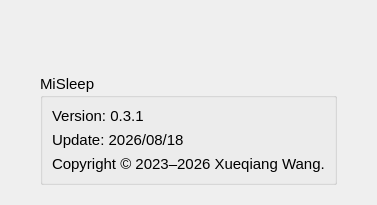
Qt form src/misleep/gui/uis/about.ui (BryanWang0702/MiSleep) before a commit.
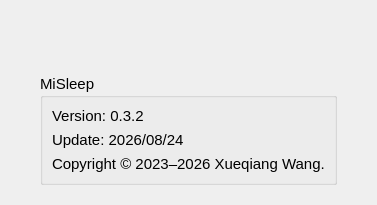
The same form after that commit. Icons and pictures are not drawn.

The edit to the form file:
```diff
--- a/src/misleep/gui/uis/about.ui
+++ b/src/misleep/gui/uis/about.ui
@@ -58,14 +58,14 @@
       <item>
        <widget class="QLabel" name="VersionLabel">
         <property name="text">
-         <string>Version: 0.3.1</string>
+         <string>Version: 0.3.2</string>
         </property>
        </widget>
       </item>
       <item>
        <widget class="QLabel" name="UpdateLabel">
         <property name="text">
-         <string>Update: 2026/08/18</string>
+         <string>Update: 2026/08/24</string>
         </property>
        </widget>
       </item>
```
